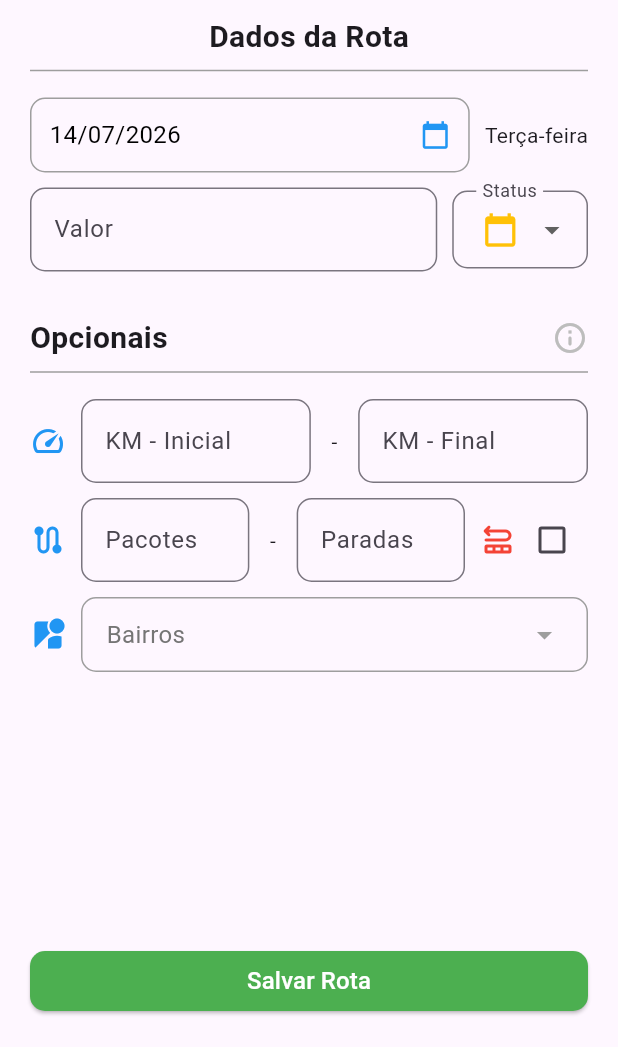
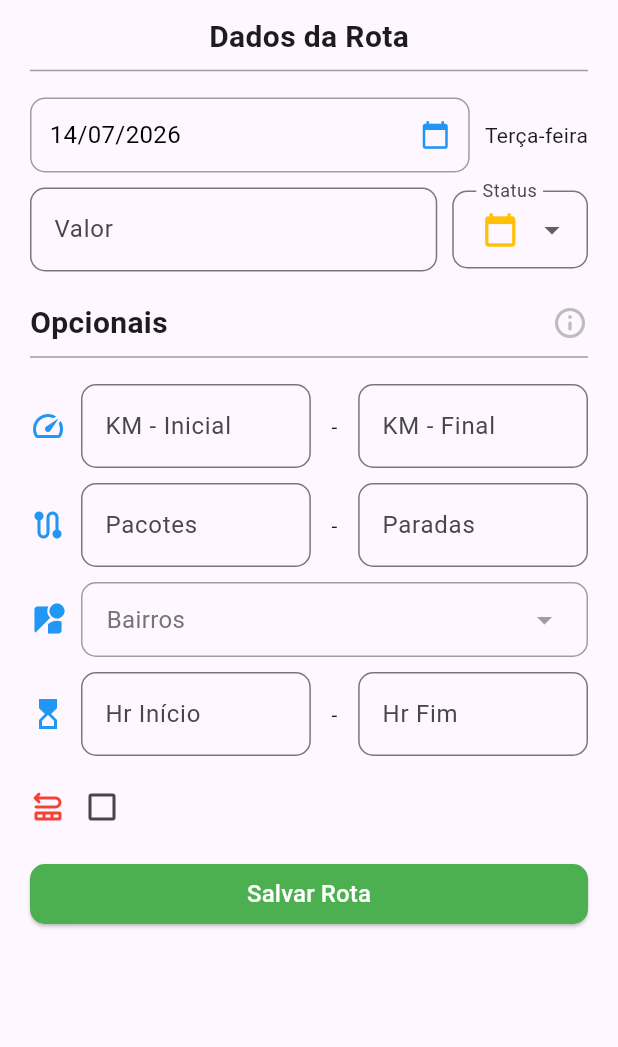
Before and after one commit to WesleyNog/iter, a Flutter app: the AddIter screen opened by its route, on a phone screen of 412 x 824 dp, the part 189-1236 px from its top. Run offline on Flutter 3.47's test engine with Material 3 defaults, Android fonts, the phone set to English and light mode, and no system bars.

Commit message:
feat: Hora de início e fim

```diff
--- a/lib/screens/addIter.dart
+++ b/lib/screens/addIter.dart
@@ -24,6 +24,9 @@ class _AddIterState extends State<AddIter> {
   TextEditingController pctInicialController = TextEditingController();
   TextEditingController pctFinalController = TextEditingController();
   TextEditingController searchBairroController = TextEditingController();
+  TextEditingController insucessoQntController = TextEditingController();
+  TextEditingController hrInicioController = TextEditingController();
+  TextEditingController hrFimController = TextEditingController();
 
   Widget _getStatusIcon(String statusValue) {
     switch (statusValue) {
@@ -458,7 +461,7 @@ class _AddIterState extends State<AddIter> {
                       ),
                     ],
                   ),
-                  SizedBox(height: 30),
+                  SizedBox(height: 20),
                   Row(
                     mainAxisAlignment: MainAxisAlignment.spaceBetween,
                     children: [
@@ -568,22 +571,6 @@ class _AddIterState extends State<AddIter> {
                           },
                         ),
                       ),
-                      SizedBox(width: 10),
-                      Tooltip(
-                        message: 'Marcador de Insucesso desta Rota',
-                        child: Icon(
-                          Icons.repartition_rounded,
-                          color: Colors.red,
-                        ),
-                      ),
-                      Checkbox(
-                        value: isInsucessoSelected,
-                        onChanged: (bool? value) {
-                          setState(() {
-                            isInsucessoSelected = !isInsucessoSelected;
-                          });
-                        },
-                      ),
                     ],
                   ),
                   SizedBox(height: 10),
@@ -635,38 +622,86 @@ class _AddIterState extends State<AddIter> {
                       ),
                     ],
                   ),
-                  const SizedBox(height: 15),
-                  Expanded(
-                    child: SingleChildScrollView(
-                      child: Align(
-                        alignment: Alignment.topLeft,
-                        child: Wrap(
-                          spacing: 8.0, // Espaço horizontal entre as tags
-                          runSpacing:
-                              4.0, // Espaço vertical entre as linhas de tags
-                          children: selectedBairros.map((bairro) {
-                            return Chip(
-                              label: Text(
-                                bairro,
-                                style: const TextStyle(fontSize: 13.0),
-                              ),
-                              backgroundColor: Colors.green.shade50,
-                              side: BorderSide(color: Colors.green.shade200),
-                              deleteIcon: const Icon(
-                                Icons.close,
-                                size: 16,
-                                color: Colors.red,
-                              ),
-                              onDeleted: () {
-                                setState(() {
-                                  selectedBairros.remove(bairro);
-                                });
-                              },
-                            );
-                          }).toList(),
+                  SizedBox(height: 10),
+                  Row(
+                    children: [
+                      Icon(Icons.hourglass_top_outlined, color: Colors.blue),
+                      SizedBox(width: 10),
+                      Expanded(
+                        child: TextFormField(
+                          controller: hrInicioController,
+                          decoration: InputDecoration(
+                            labelText: 'Hr Início',
+                            border: OutlineInputBorder(
+                              borderRadius: BorderRadius.circular(10),
+                            ),
+                          ),
                         ),
                       ),
-                    ),
+                      SizedBox(width: 10),
+                      Text(' - '),
+                      SizedBox(width: 10),
+                      Expanded(
+                        child: TextFormField(
+                          controller: hrFimController,
+                          decoration: InputDecoration(
+                            labelText: 'Hr Fim',
+                            border: OutlineInputBorder(
+                              borderRadius: BorderRadius.circular(10),
+                            ),
+                          ),
+                          validator: (value) {
+                            if ((value == null || value.isEmpty) &&
+                                hrInicioController.text.isNotEmpty) {
+                              return 'Por favor, insira a Hr Fim';
+                            }
+                            return null;
+                          },
+                        ),
+                      ),
+                    ],
+                  ),
+                  SizedBox(height: 10),
+                  Row(
+                    children: [
+                      Tooltip(
+                        message: 'Marcador de Insucesso desta Rota',
+                        child: Icon(
+                          Icons.repartition_rounded,
+                          color: Colors.red,
+                        ),
+                      ),
+                      Checkbox(
+                        value: isInsucessoSelected,
+                        onChanged: (bool? value) {
+                          setState(() {
+                            isInsucessoSelected = !isInsucessoSelected;
+                          });
+                        },
+                      ),
+                      isInsucessoSelected
+                          ? Expanded(
+                              child: TextFormField(
+                                controller: insucessoQntController,
+                                keyboardType: TextInputType.number,
+                                decoration: InputDecoration(
+                                  labelText: 'Qnt',
+                                  labelStyle: TextStyle(color: Colors.red),
+                                  border: OutlineInputBorder(
+                                    borderRadius: BorderRadius.circular(10),
+                                  ),
+                                ),
+                                validator: (value) {
+                                  if ((value == null || value.isEmpty) &&
+                                      isInsucessoSelected) {
+                                    return 'Por favor, insira a Qnt';
+                                  }
+                                  return null;
+                                },
+                              ),
+                            )
+                          : const Text(''),
+                    ],
                   ),
                   SizedBox(height: 10),
                   SizedBox(
```
